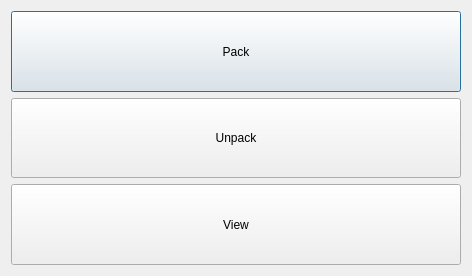
Coolcord/Sequential_Archive, file Sequential_Archive_Manager/Main_Window.ui: the form before one commit.
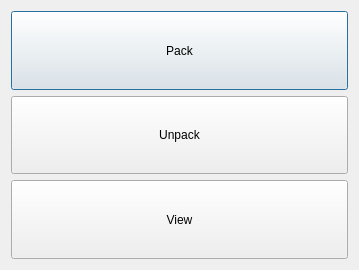
The form after the commit.

```diff
--- a/Sequential_Archive_Manager/Main_Window.ui
+++ b/Sequential_Archive_Manager/Main_Window.ui
@@ -6,8 +6,8 @@
    <rect>
     <x>0</x>
     <y>0</y>
-    <width>472</width>
-    <height>276</height>
+    <width>359</width>
+    <height>270</height>
    </rect>
   </property>
   <property name="windowTitle">
```
